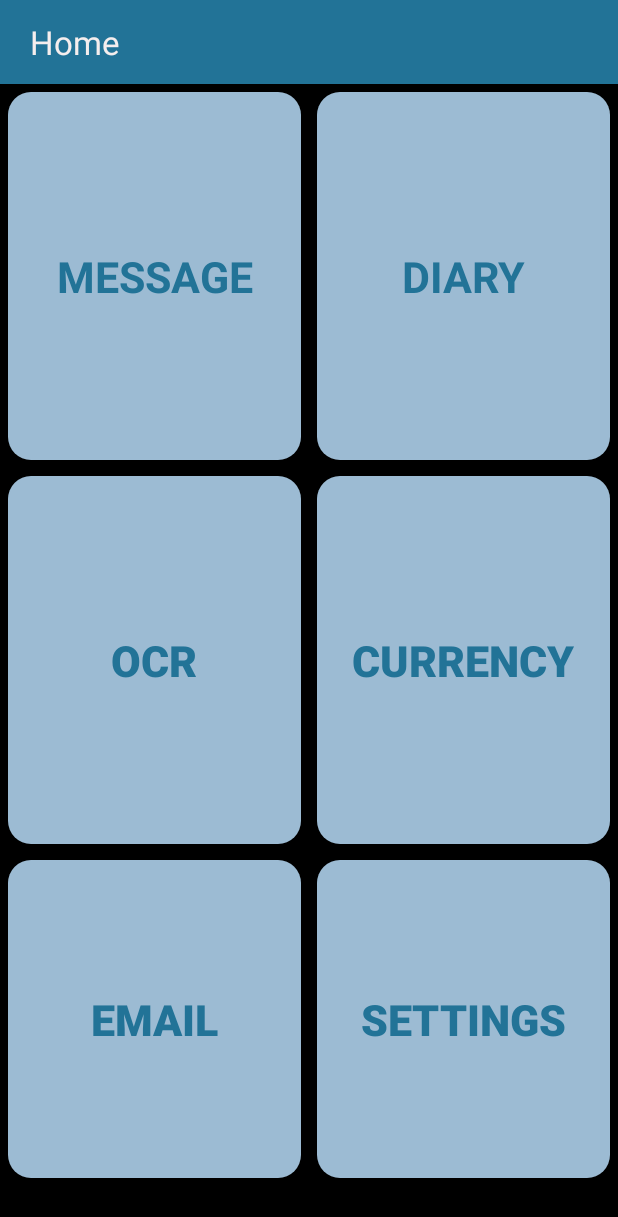
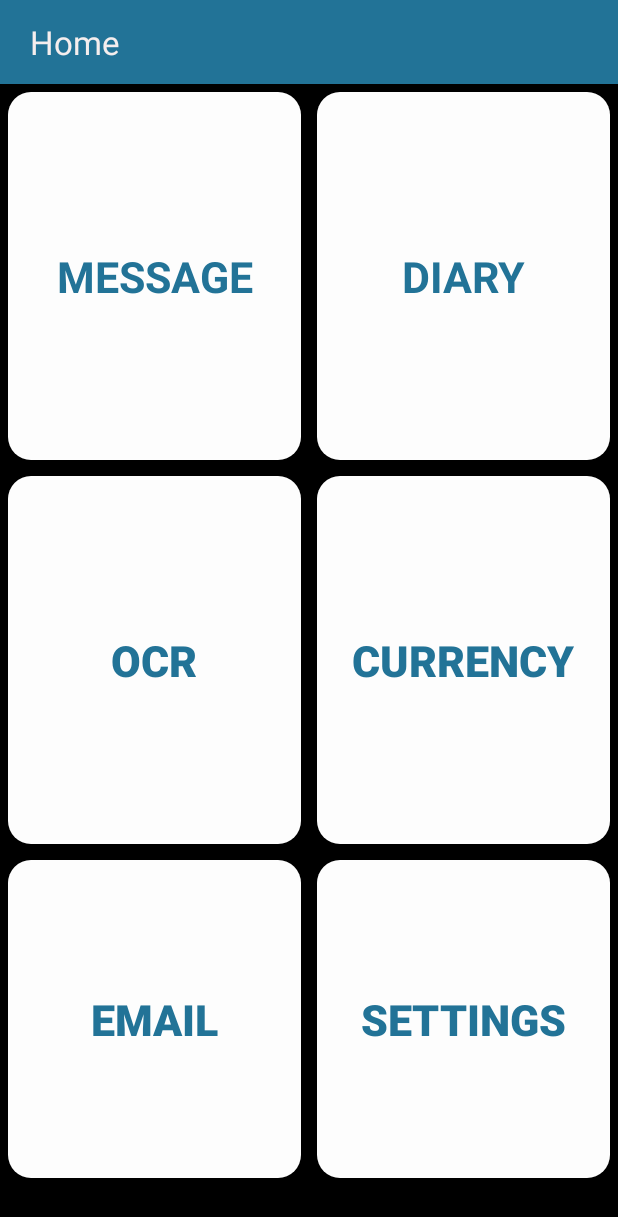
Before and after one commit to shreyaa021/BLIND-AID, an Android app: the screen it shows after launch (MainActivity), on a phone screen of 412 x 824 dp. Shown: the top 1217 px of the screen. Run offline under Robolectric (Android 15) with nearby library versions, the phone set to English and light mode, and no system bars; our stand-ins replace Room's generated code, sdp/ssp sizes; libraries missing offline, so code that uses them is left out: com.facebook.stetho; 1 statement that could not run was skipped.

Commit message:
UI Contrast

```diff
--- a/app/src/main/res/drawable/ic_rectangle.xml
+++ b/app/src/main/res/drawable/ic_rectangle.xml
@@ -3,7 +3,7 @@
     android:shape="rectangle">
 
     <!-- fill/color -->
-    <solid android:color="#9CBBD3" />
+    <solid android:color="#FDFDFD" />
 
     <!-- Control the radius of each corners -->
     <corners
```
